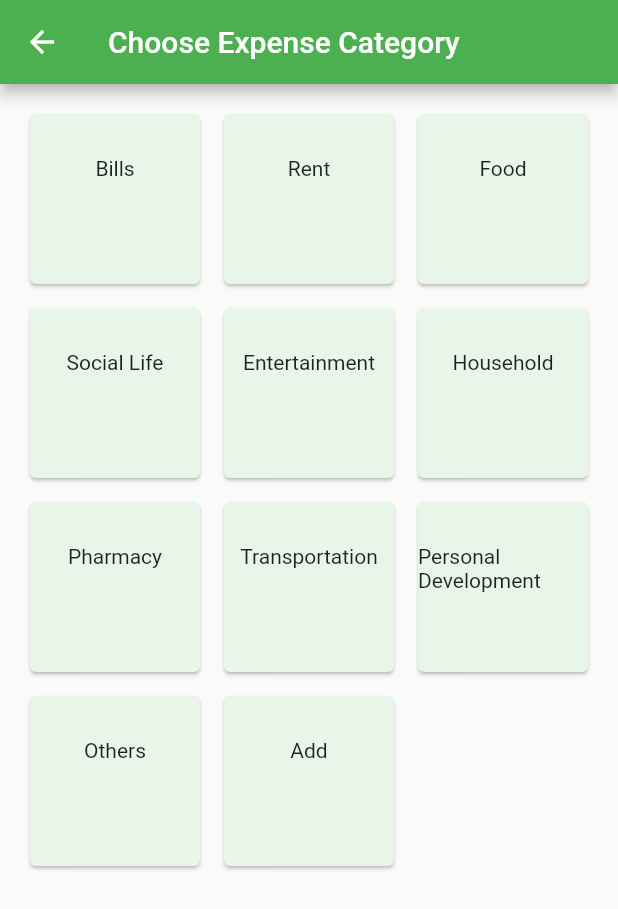
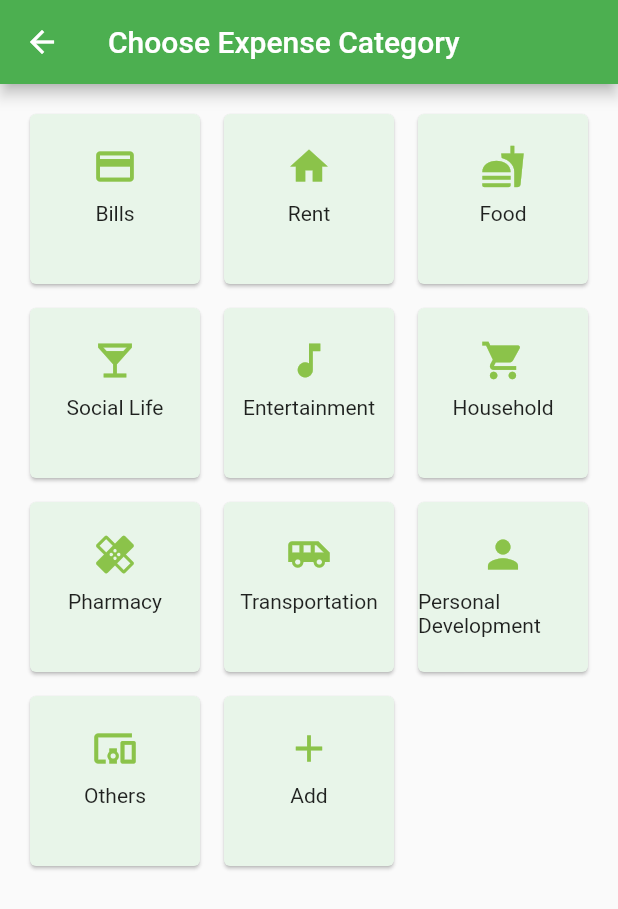
Before and after one commit to roshan1999/SCB-PFM, a Flutter app: the MyTransPage screen opened directly, after a tap on "Enter Category", on a phone screen of 412 x 824 dp. Shown: the top 909 px of the screen. Run offline on Flutter 3.47's test engine with Material 2 defaults, Android fonts, the phone set to English and light mode, and no system bars; our stand-ins replace charts_flutter, flutter_slidable, flutter_speed_dial, fluttertoast, google_fonts, shared_preferences; accounts and stored records are empty.

Commit message:
'addNewCategory'

```diff
--- a/Frontend/lib/add/add_transaction.dart
+++ b/Frontend/lib/add/add_transaction.dart
@@ -368,7 +368,7 @@ class _MyTransPageState extends State<MyTransPage> {
     final result = await Navigator.push(
       context,
       MaterialPageRoute(
-        builder: (context) =>  AddExpenseCategory(),
+        builder: (context) =>  ChooseCategoryPage(),
       ),
     );
     _label.text = result;
--- a/Frontend/lib/add/choose_category.dart
+++ b/Frontend/lib/add/choose_category.dart
@@ -1,39 +1,28 @@
+
 import 'package:flutter/material.dart';
 
-class ExpenseCategories{
+class categoryTemplate extends StatelessWidget {
+
   String label;
   IconData icon;
-  ExpenseCategories({this.label,this.icon});
-}
-class AddExpenseCategory extends StatefulWidget {
+  categoryTemplate({this.label,this.icon});
 
   @override
-  _AddExpenseCategoryState createState() => _AddExpenseCategoryState();
-}
-
-class _AddExpenseCategoryState extends State<AddExpenseCategory> {
-  List<ExpenseCategories> categories = [
-    ExpenseCategories(label: 'Bills',icon: Icons.payment),
-    ExpenseCategories(label: 'Rent',icon: Icons.home),
-    ExpenseCategories(label: 'Food',icon: Icons.fastfood),
-    ExpenseCategories(label: 'Social Life',icon: Icons.local_bar),
-    ExpenseCategories(label: 'Entertainment',icon: Icons.music_note),
-    ExpenseCategories(label: 'Household',icon: Icons.local_grocery_store),
-    ExpenseCategories(label: 'Pharmacy',icon: Icons.healing),
-    ExpenseCategories(label: 'Transportation',icon: Icons.airport_shuttle),
-    ExpenseCategories(label: 'Personal Development',icon: Icons.person),
-    ExpenseCategories(label: 'Others',icon: Icons.devices_other),
-    ExpenseCategories(label: 'Add',icon: Icons.add),
-  ];
-
-  Widget categoryTemplate(category){
-      return InkWell(
-        onTap: () {
-          if (category.label == "Add") {
-
+  Widget build(BuildContext context) {
+    return InkWell(
+        onTap: (){
+          if (label == "Add") {
+            createCategoryDialog(context).then((value){
+              // TO DO -- Add new category to user's category database table.
+              categories.removeLast(); // To show new category before the add category
+              categories.removeLast();
+              categories.add(categoryTemplate(icon: Icons.device_unknown,label: value));
+              categories.add(add_category); // To show others and add category option at the end of the grid
+              categories.add(others_category);
+            });
           }
           else {
-            Navigator.pop(context,category.label);
+            Navigator.pop(context,label);
           }
         },
         child: Card(
@@ -41,11 +30,11 @@ class _AddExpenseCategoryState extends State<AddExpenseCategory> {
         child: Column(
           children: <Widget>[
             SizedBox(height: 20.0,),
-//            Icon(category.iconType,
-//            color: Colors.lightGreen,size: 30.0,),
+            Icon(icon,
+            color: Colors.lightGreen,size: 30.0,),
             SizedBox(height:8.0,),
             Text(
-              '${category.label}',
+              label,
               style: TextStyle(
                 fontSize: 14.0,
               ),
@@ -53,8 +42,56 @@ class _AddExpenseCategoryState extends State<AddExpenseCategory> {
           ],
         ),
     ),
+
+    );
+  }
+}
+List<categoryTemplate> categories = [
+    categoryTemplate(label: 'Bills',icon: Icons.payment),
+    categoryTemplate(label: 'Rent',icon: Icons.home),
+    categoryTemplate(label: 'Food',icon: Icons.fastfood),
+    categoryTemplate(label: 'Social Life',icon: Icons.local_bar),
+    categoryTemplate(label: 'Entertainment',icon: Icons.music_note),
+    categoryTemplate(label: 'Household',icon: Icons.local_grocery_store),
+    categoryTemplate(label: 'Pharmacy',icon: Icons.healing),
+    categoryTemplate(label: 'Transportation',icon: Icons.airport_shuttle),
+    categoryTemplate(label: 'Personal Development',icon: Icons.person),
+    others_category,
+    add_category
+
+  ];
+categoryTemplate others_category = categoryTemplate(label: 'Others',icon: Icons.devices_other);
+categoryTemplate add_category = categoryTemplate(label: 'Add',icon: Icons.add);
+
+
+TextEditingController new_category = TextEditingController();
+
+Future <String> createCategoryDialog(BuildContext context){
+    return showDialog(context: context, builder: (context){
+      return AlertDialog(
+        title: Text('Add New Category'),
+        content: TextField(
+          decoration: (InputDecoration(
+            hintText: 'Enter name of category',
+
+          )),
+          controller: new_category,
+        ),
+        actions: <Widget>[
+          MaterialButton(
+            elevation: 5.0,
+            child: Text('Add Category'),
+            onPressed: (){
+              Navigator.pop(context,new_category.text.toString());
+            },
+          )
+        ],
       );
+    },
+    );
   }
+
+class ChooseCategoryPage extends StatelessWidget {
   @override
   Widget build(BuildContext context) {
     return Scaffold(
@@ -70,10 +107,10 @@ class _AddExpenseCategoryState extends State<AddExpenseCategory> {
           crossAxisCount: 3,
           crossAxisSpacing: 8.0,
           mainAxisSpacing: 8.0,
-          children: categories.map((category)=>categoryTemplate(category)).toList(),
-
+          children: categories.map((category)=>categoryTemplate(label: category.label,icon: category.icon,)).toList(),
         ),
       ),
+
     );
   }
 }
```
